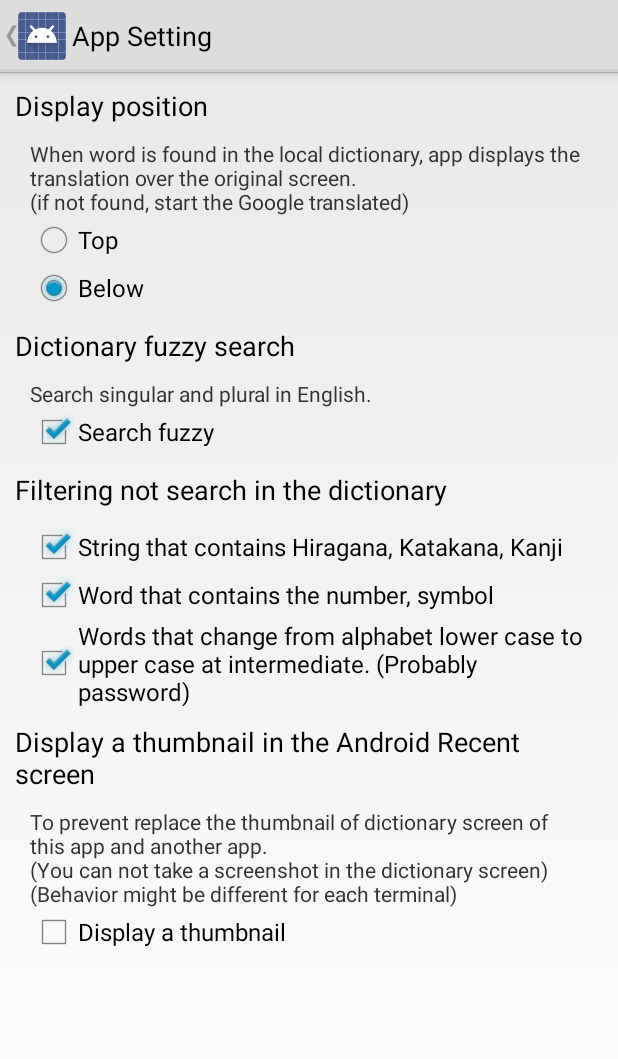
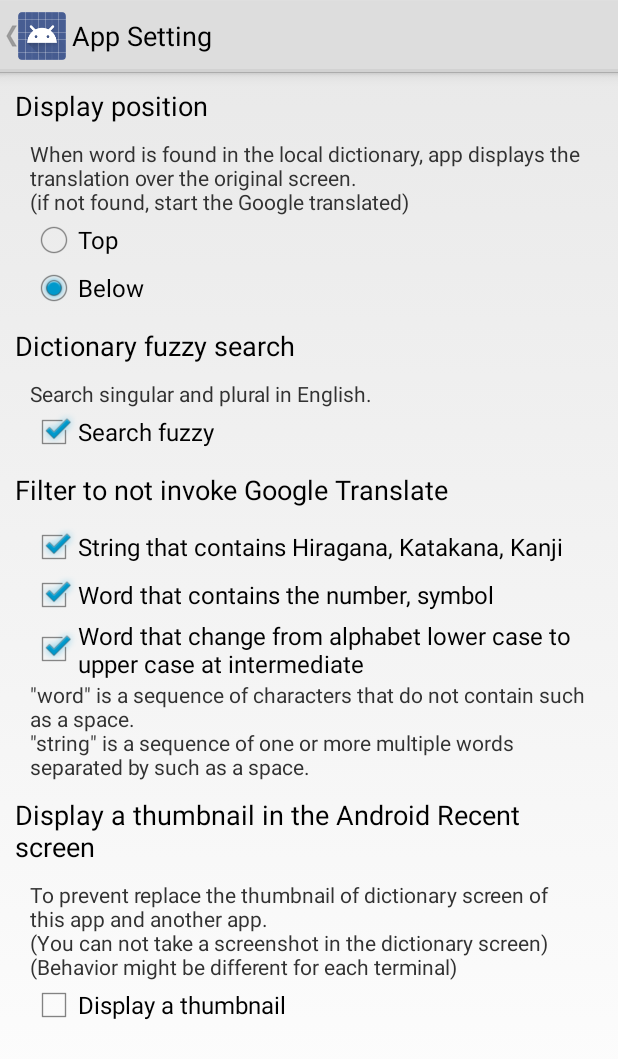
Before and after one commit to ytanaka/ClipboardTranslator, an Android app: the SettingActivity screen opened directly, with no data from a screen before it, on a phone screen of 412 x 824 dp. Shown: the top 1059 px of the screen. Run offline under Robolectric (Android 15) with nearby library versions, the phone set to English and light mode, and no system bars.

Commit message:
Google翻訳を起動しない条件の設定を追加

```diff
--- a/app/build.gradle
+++ b/app/build.gradle
@@ -8,8 +8,8 @@ android {
         applicationId "io.github.ytanaka.cliptrans"
         minSdkVersion 15
         targetSdkVersion 21
-        versionCode 2
-        versionName "1.1"
+        versionCode 3
+        versionName "1.2"
     }
     buildTypes {
         release {
--- a/app/src/main/java/io/github/ytanaka/cliptrans/service/ClipboardListenerService.java
+++ b/app/src/main/java/io/github/ytanaka/cliptrans/service/ClipboardListenerService.java
@@ -19,6 +19,7 @@ import android.text.TextUtils;
 import android.util.Log;
 import android.widget.Toast;
 
+import io.github.ytanaka.cliptrans.Logic;
 import io.github.ytanaka.cliptrans.R;
 import io.github.ytanaka.cliptrans.activity.DicActivity;
 import io.github.ytanaka.cliptrans.activity.MainActivity;
@@ -85,9 +86,9 @@ public class ClipboardListenerService extends Service implements ClipboardManage
         lastCall = now;
 
         DB db = MyApplication.instance(this).getDb();
-        if (db.find(s, 1).size() > 0 || DicActivity.matchInDic(this, s) != null) {
+        if (db.find(s, 1).size() > 0 || Logic.fuzzyMatchInDic(this, s) != null) {
             DicActivity.startActivity(this, s);
-        } else {
+        } else if (!Logic.isFilteredWord(this, s)) {
             startTranslator(this, s);
         }
     }
--- a/app/src/main/res/layout/activity_setting.xml
+++ b/app/src/main/res/layout/activity_setting.xml
@@ -105,6 +105,11 @@
                     android:layout_height="wrap_content"
                     android:text="@string/dictionary_filter_word_alpha_low2up"
                     android:id="@+id/checkBox_filter_alpha_low2up" />
+                <TextView
+                    android:layout_width="wrap_content"
+                    android:layout_height="wrap_content"
+                    android:text="@string/dictionary_filter_word_description" />
+
 
             </LinearLayout>
 
--- a/app/src/main/res/values/strings.xml
+++ b/app/src/main/res/values/strings.xml
@@ -22,10 +22,11 @@
     <string name="dictionary_fuzzy_search_description">Search singular and plural in English.</string>
     <string name="search_fuzzy">Search fuzzy</string>
 
-    <string name="dictionary_filter_word">Filtering not search in the dictionary</string>
+    <string name="dictionary_filter_word">Filter to not invoke Google Translate</string>
+    <string name="dictionary_filter_word_description">\"word\" is a sequence of characters that do not contain such as a space.\n\"string\" is a sequence of one or more multiple words separated by such as a space.</string>
     <string name="dictionary_filter_word_nihongo">String that contains Hiragana, Katakana, Kanji</string>
     <string name="dictionary_filter_word_num_sp">Word that contains the number, symbol</string>
-    <string name="dictionary_filter_word_alpha_low2up">Words that change from alphabet lower case to upper case at intermediate. (Probably password)</string>
+    <string name="dictionary_filter_word_alpha_low2up">Word that change from alphabet lower case to upper case at intermediate</string>
 
     <string name="display_allow_recent_thumbnail">Display a thumbnail in the Android Recent screen</string>
     <string name="display_allow_recent_thumbnail_description">To prevent replace the thumbnail of dictionary screen of this app and another app.\n(You can not take a screenshot in the dictionary screen)\n(Behavior might be different for each terminal)</string>
```
Also changed, not shown: app/src/main/java/io/github/ytanaka/cliptrans/Logic.java (added, +49 -0 lines), app/src/main/java/io/github/ytanaka/cliptrans/activity/DicActivity.java (+2 -13 lines), 3 other files.
